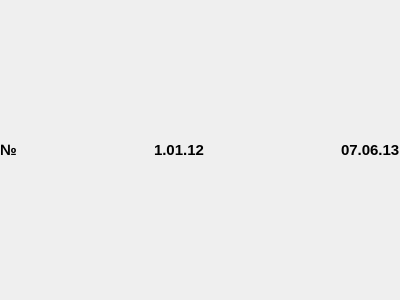
The window that src/widget/homewidget.ui (Arox/makler) describes before a commit, drawn with Qt 5.
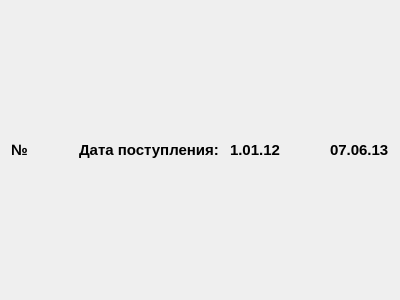
The same window after the commit.

Diff of the .ui file:
```diff
--- a/src/widget/homewidget.ui
+++ b/src/widget/homewidget.ui
@@ -13,21 +13,16 @@
   <property name="windowTitle">
    <string>Form</string>
   </property>
-  <layout class="QGridLayout" name="gridLayout">
-   <property name="leftMargin">
-    <number>0</number>
+  <widget class="QWidget" name="layoutWidget">
+   <property name="geometry">
+    <rect>
+     <x>11</x>
+     <y>11</y>
+     <width>378</width>
+     <height>278</height>
+    </rect>
    </property>
-   <property name="topMargin">
-    <number>0</number>
-   </property>
-   <property name="rightMargin">
-    <number>0</number>
-   </property>
-   <property name="bottomMargin">
-    <number>0</number>
-   </property>
-   <item row="0" column="0">
-    <layout class="QVBoxLayout" name="mainLayout">
+   <layout class="QVBoxLayout" name="mainLayout_2">
      <item>
       <layout class="QHBoxLayout" name="horizontalLayout">
        <item>
@@ -57,6 +52,20 @@
          </property>
         </spacer>
        </item>
+      <item>
+       <widget class="QLabel" name="label">
+        <property name="font">
+         <font>
+          <pointsize>11</pointsize>
+          <weight>75</weight>
+          <bold>true</bold>
+         </font>
+        </property>
+        <property name="text">
+         <string>Дата поступления: </string>
+        </property>
+       </widget>
+      </item>
        <item>
         <widget class="QLabel" name="mpDateCreate">
          <property name="font">
@@ -100,9 +109,15 @@
        </item>
       </layout>
      </item>
+    <item>
+     <layout class="QHBoxLayout" name="centerLayout">
+      <item>
+       <layout class="QVBoxLayout" name="mainLayout"/>
+      </item>
     </layout>
    </item>
   </layout>
+  </widget>
  </widget>
  <resources/>
  <connections/>
```
Lines whose indentation alone changed are shown as unchanged.
